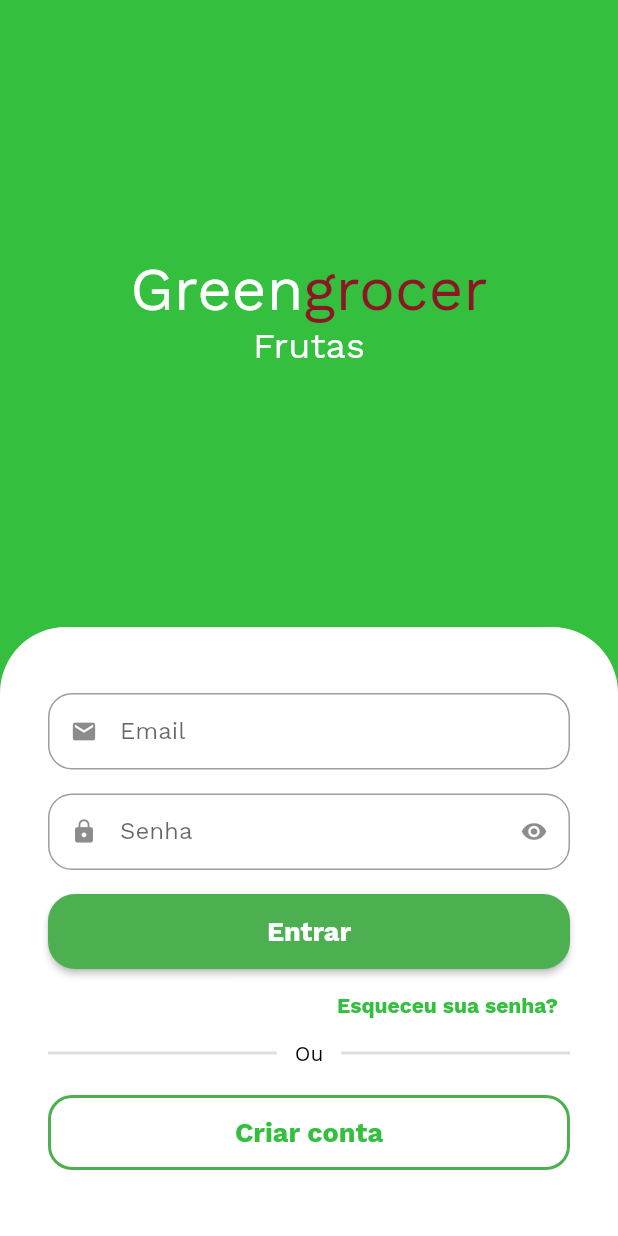
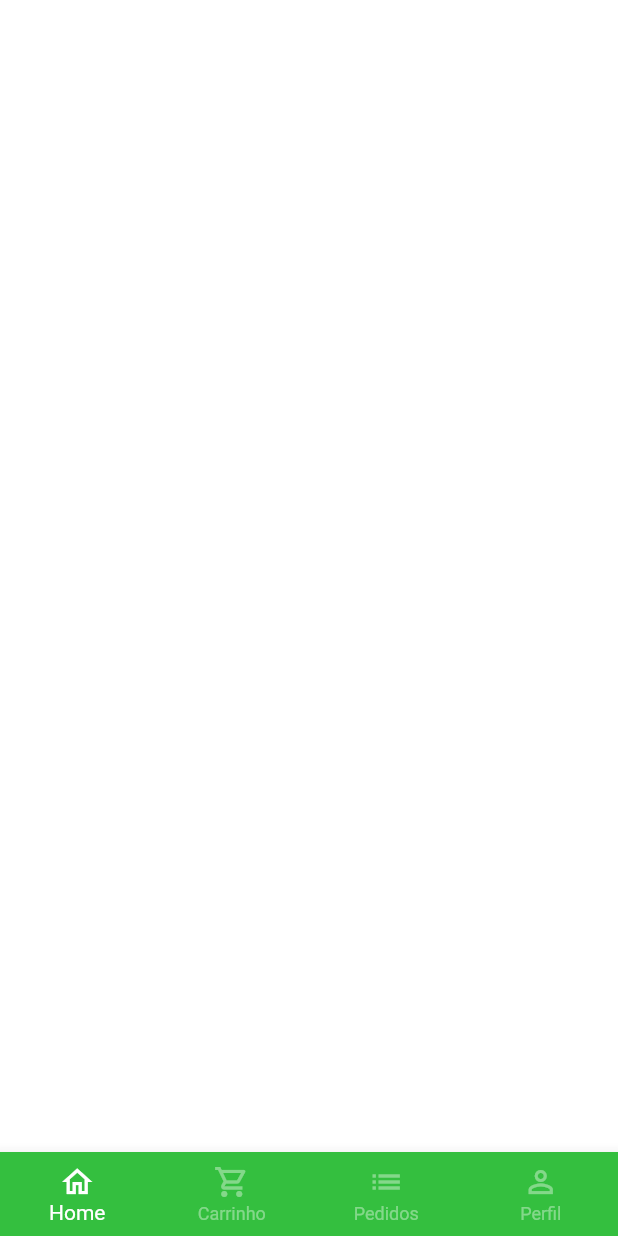
Before and after one commit to linnickgrisoste/greengrocer, a Flutter app: the screen it shows after launch, after a tap on "Entrar", on a phone screen of 412 x 824 dp. Run offline on Flutter 3.47's test engine with Material 2 defaults, Android fonts, the phone set to English and light mode, and no system bars; drawn by our look-alikes of animated_text_kit; our stand-ins replace google_fonts, mask_text_input_formatter; generated files the repository leaves out were written again.

Commit message:
[NEW] Create HomeView and bottom navigation

```diff
--- a/lib/features/auth/sign_in_view.dart
+++ b/lib/features/auth/sign_in_view.dart
@@ -1,6 +1,7 @@
 import 'package:animated_text_kit/animated_text_kit.dart';
 import 'package:flutter/material.dart';
 import 'package:greengrocer/features/auth/sign_up/sign_up_view.dart';
+import 'package:greengrocer/features/home/home_view.dart';
 import 'package:greengrocer/support/style/app_colors.dart';
 import 'package:greengrocer/support/style/app_fonts.dart';
 
@@ -97,7 +98,15 @@ class SignInView extends StatelessWidget {
                         borderRadius: BorderRadius.circular(18),
                       ),
                     ),
-                    onPressed: () {},
+                    onPressed: () {
+                      Navigator.of(context).pushReplacement(
+                        MaterialPageRoute(
+                          builder: (context) {
+                            return const HomeView();
+                          },
+                        ),
+                      );
+                    },
                     child: Text(
                       'Entrar',
                       style: AppFonts.bold(18, AppColors.white),
--- /dev/null
+++ b/lib/features/home/home_view.dart
@@ -0,0 +1,38 @@
+import 'package:flutter/material.dart';
+
+import '../../support/style/app_colors.dart';
+
+class HomeView extends StatelessWidget {
+  const HomeView({super.key});
+
+  @override
+  Widget build(BuildContext context) {
+    return Scaffold(
+      body: Container(color: AppColors.white),
+      bottomNavigationBar: BottomNavigationBar(
+        backgroundColor: AppColors.limeGreen,
+        selectedItemColor: AppColors.white,
+        unselectedItemColor: AppColors.white.withAlpha(100),
+        type: BottomNavigationBarType.fixed,
+        items: const [
+          BottomNavigationBarItem(
+            icon: Icon(Icons.home_outlined),
+            label: 'Home',
+          ),
+          BottomNavigationBarItem(
+            icon: Icon(Icons.shopping_cart_outlined),
+            label: 'Carrinho',
+          ),
+          BottomNavigationBarItem(
+            icon: Icon(Icons.list),
+            label: 'Pedidos',
+          ),
+          BottomNavigationBarItem(
+            icon: Icon(Icons.person_outline),
+            label: 'Perfil',
+          ),
+        ],
+      ),
+    );
+  }
+}
```
